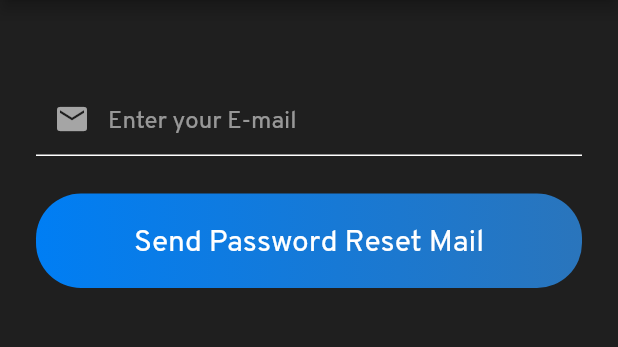
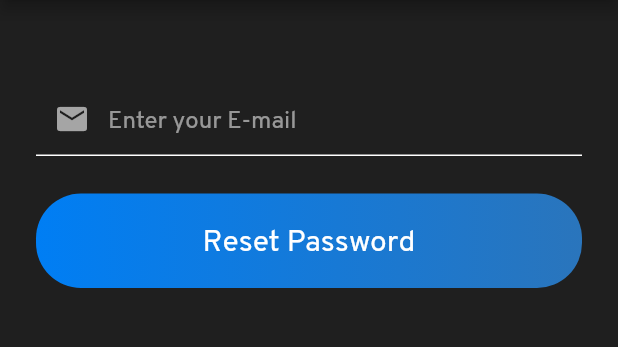
Before and after one commit to jatin527/E-Groceries, a Flutter app: the ForgotPassword screen opened directly, on a phone screen of 412 x 824 dp, the part 84-431 px from its top. Run offline on Flutter 3.47's test engine with Material 2 defaults, Android fonts, the phone set to English and light mode, and no system bars; our stand-ins replace cloud_firestore, email_validator, firebase_auth, google_fonts, google_sign_in, shared_preferences; accounts and stored records are empty; Roboto replaces fonts that are missing (Piedra).

Commit message:
Update forgot_password.dart

```diff
--- a/lib/views/forgot_password.dart
+++ b/lib/views/forgot_password.dart
@@ -45,7 +45,7 @@ class _ForgotPasswordState extends State<ForgotPassword> {
                     TextFormField(
                       style: simpleTextStyle(),
                       controller: useremailEditingController,
-                      validator: (val){
+                      validator: (val) {
                         if (!EmailValidator.validate(val)) {
                           return 'Please enter a valid email';
                         } else {
@@ -66,18 +66,17 @@ class _ForgotPasswordState extends State<ForgotPassword> {
                               Text(
                                 "Mail Sent. Please Check your inbox",
                                 style: simpleTextStyle(),
+                                textAlign: TextAlign.center,
                               )
                             ],
                           )
                         : new Container(),
                     GestureDetector(
                       onTap: () {
-
-                          forgetpass();
-                          setState(() {
-                            visible = true;
-                          });
-
+                        forgetpass();
+                        setState(() {
+                          visible = true;
+                        });
                       },
                       child: Container(
                         padding: EdgeInsets.symmetric(vertical: 16),
@@ -91,7 +90,7 @@ class _ForgotPasswordState extends State<ForgotPassword> {
                             )),
                         width: MediaQuery.of(context).size.width,
                         child: Text(
-                          "Send Password Reset Mail",
+                          "Reset Password",
                           style: biggerTextStyle(),
                           textAlign: TextAlign.center,
                         ),
```
